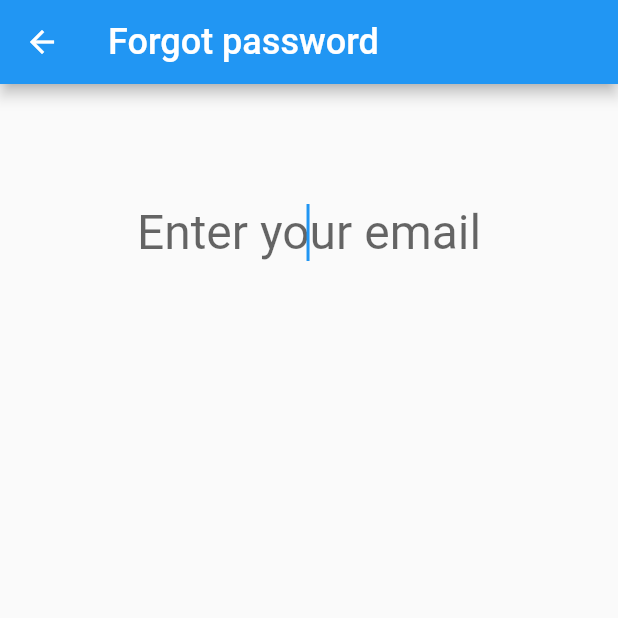
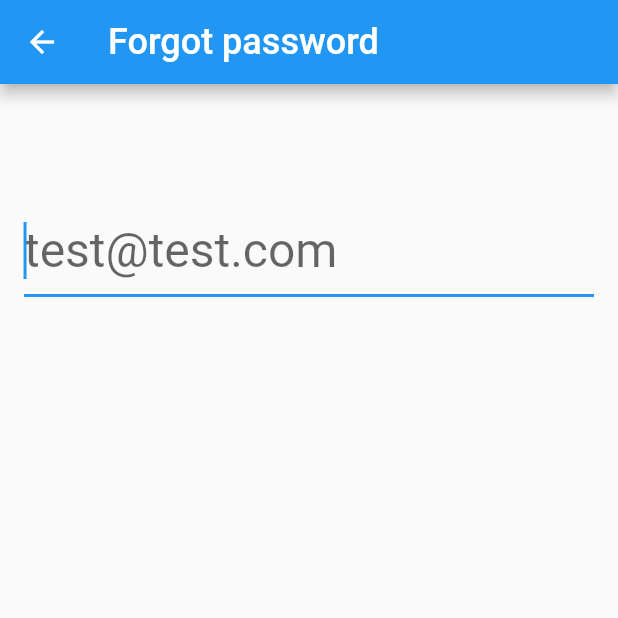
Before and after one commit to bizz84/input_validation_demo_flutter, a Flutter app: the screen it shows after launch, after a tap on "Forgot Password", on a phone screen of 412 x 824 dp, the top half of it. Run offline on Flutter 3.47's test engine with Material 2 defaults, Android fonts, the phone set to English and light mode, and no system bars.

Commit message:
Make InputValidationPage more customisable

```diff
--- a/lib/input_validation_page.dart
+++ b/lib/input_validation_page.dart
@@ -5,16 +5,23 @@ import 'package:input_validation_demo_flutter/validator.dart';
 class InputValidationPage extends StatefulWidget {
   InputValidationPage({
     @required this.title,
-    @required this.hintText,
+    this.inputDecoration = const InputDecoration(),
+    this.textFieldStyle,
+    this.textAlign = TextAlign.start,
+    @required this.submitText,
     @required this.keyboardType,
     @required this.inputFormatter,
     @required this.submitValidator,
   });
   final String title;
-  final String hintText;
+  final InputDecoration inputDecoration;
+  final TextStyle textFieldStyle;
+  final TextAlign textAlign;
+  final String submitText;
   final TextInputType keyboardType;
   final TextInputFormatter inputFormatter;
   final StringValidator submitValidator;
+
   @override
   _InputValidationPageState createState() => _InputValidationPageState();
 }
@@ -51,12 +58,12 @@ class _InputValidationPageState extends State<InputValidationPage> {
     );
   }
 
-  Widget _buildTextField(BuildContext context) {
+  Widget _buildTextField() {
     // https://stackoverflow.com/questions/48706884/change-textfields-underline-in-flutter
     return TextField(
-      decoration: InputDecoration.collapsed(hintText: widget.hintText),
-      style: TextStyle(fontSize: 32.0, color: Colors.black87),
-      textAlign: TextAlign.center,
+      decoration: widget.inputDecoration,
+      style: widget.textFieldStyle,
+      textAlign: widget.textAlign,
       keyboardType: widget.keyboardType,
       autofocus: true,
       inputFormatters: [
@@ -72,7 +79,7 @@ class _InputValidationPageState extends State<InputValidationPage> {
       children: <Widget>[
         Container(
           padding: EdgeInsets.symmetric(horizontal: 16.0, vertical: 80.0),
-          child: Center(child: _buildTextField(context)),
+          child: Center(child: _buildTextField()),
         ),
         Expanded(child: Container()),
         _buildDoneButton(context),
@@ -86,10 +93,10 @@ class _InputValidationPageState extends State<InputValidationPage> {
       opacity: valid ? 1.0 : 0.0,
       child: Container(
         constraints:
-            BoxConstraints.expand(width: double.infinity, height: 48.0),
+            BoxConstraints.expand(width: double.infinity, height: 60.0),
         child: FlatButton(
           color: Colors.green[400],
-          child: Text('Done', style: TextStyle(fontSize: 20.0)),
+          child: Text(widget.submitText, style: TextStyle(fontSize: 20.0)),
           onPressed: _submit,
         ),
       ),
--- a/lib/main.dart
+++ b/lib/main.dart
@@ -59,7 +59,10 @@ class MyHomePage extends StatelessWidget {
   void _forgotPassword(BuildContext context) {
     _pushPage(context, InputValidationPage(
       title: 'Forgot password',
-      hintText: 'Enter your email',
+      inputDecoration: InputDecoration(hintText: 'test@test.com'),
+      textFieldStyle: TextStyle(fontSize: 32.0, color: Colors.black87),
+      textAlign: TextAlign.start,
+      submitText: 'Submit',
       keyboardType: TextInputType.emailAddress,
       inputFormatter: ValidatorInputFormatter(
         editingValidator: EmailEditingRegexValidator()
@@ -71,7 +74,10 @@ class MyHomePage extends StatelessWidget {
   void _makePayment(BuildContext context) {
     _pushPage(context, InputValidationPage(
       title: 'Make a payment',
-      hintText: '£0.00',
+      inputDecoration: InputDecoration.collapsed(hintText: '£0.00'),
+      textFieldStyle: TextStyle(fontSize: 32.0, color: Colors.black87),
+      textAlign: TextAlign.center,
+      submitText: 'Submit',
       keyboardType: TextInputType.number,
       inputFormatter: ValidatorInputFormatter(
           editingValidator: DecimalNumberEditingRegexValidator()
@@ -89,11 +95,11 @@ class MyHomePage extends StatelessWidget {
       body: ListView(
         children: <Widget>[
           ListTile(
-            title: Text('Forgot Password'),
+            title: Text('Forgot Password', style: TextStyle(fontSize: 20.0)),
             onTap: () => _forgotPassword(context),
           ),
           ListTile(
-            title: Text('Make a payment'),
+            title: Text('Make a payment', style: TextStyle(fontSize: 20.0)),
             onTap: () => _makePayment(context),
           ),
         ],
```
